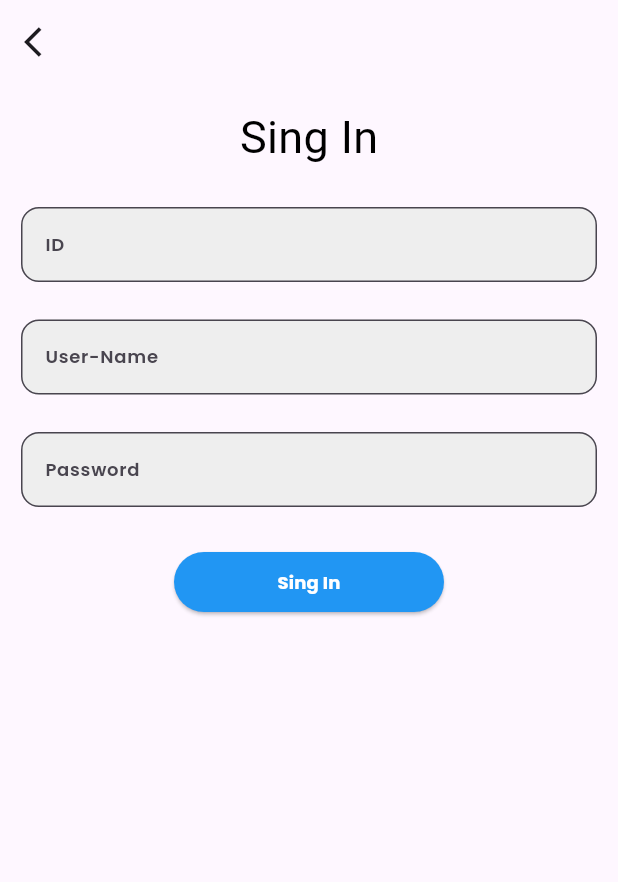
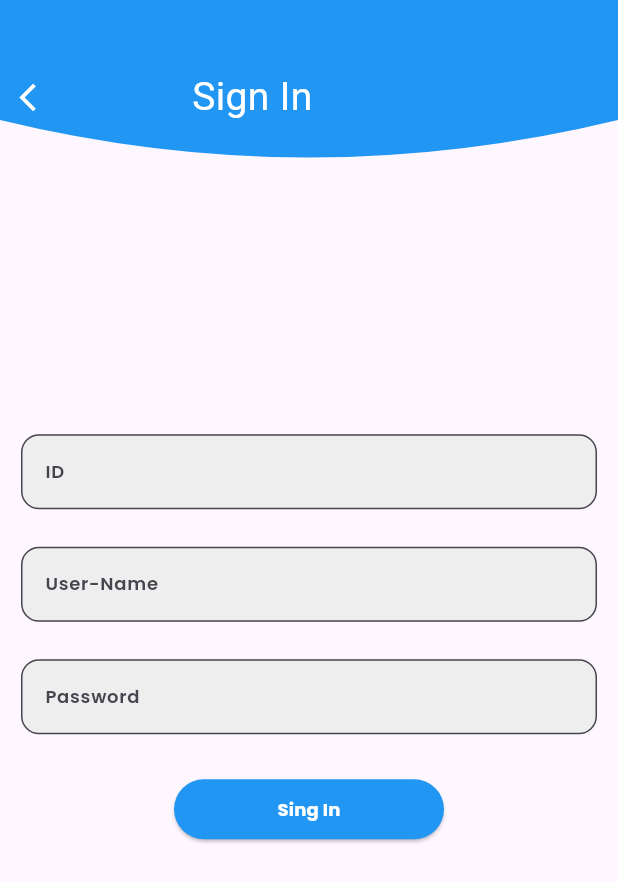
Before and after one commit to TushalKaklottar/fire_base, a Flutter app: the screen it shows after launch, after a tap on "Log In", after a tap on "Create new user", on a phone screen of 412 x 824 dp. Shown: the top 882 px of the screen. Run offline on Flutter 3.47's test engine with Material 2 defaults, Android fonts, the phone set to English and light mode, and no system bars; our stand-ins replace cloud_firestore, firebase_core, get, get_storage, google_fonts, shared_preferences; accounts and stored records are empty; Roboto replaces fonts that are missing (Andika).

Commit message:
KT || 30/10/2023

```diff
--- a/lib/view/screen/login_page.dart
+++ b/lib/view/screen/login_page.dart
@@ -20,7 +20,7 @@ class LoginPage extends StatelessWidget {
             clipper: BackgroundClipper(),
             child: Container(
               color: AppColor.blue,
-              height: 150,
+              height: 130,
               child: Column(
                 mainAxisAlignment: MainAxisAlignment.center,
                 children: [
@@ -31,7 +31,7 @@ class LoginPage extends StatelessWidget {
                         "Log In",
                         style: GoogleFonts.andika(
                           color: AppColor.white,
-                          fontSize: 28,
+                          fontSize: 26,
                         ),
                       ),
                     ],
--- a/lib/view/screen/sign_in_page.dart
+++ b/lib/view/screen/sign_in_page.dart
@@ -6,38 +6,53 @@ class Sign_In extends StatelessWidget {
   late int id;
   late String name;
   late String password;
-  List contacts = [];
+
 
    GlobalKey<FormState> formKey = GlobalKey<FormState>();
 
   @override
   Widget build(BuildContext context) {
     return Scaffold(
-      appBar: AppBar(
-        leading: IconButton(
+        body: Stack(
+        children: [
+          ClipPath(
+            clipper: BackgroundClipper(),
+            child: Container(
+              color: AppColor.blue,
+              height: 130,
+              child: Row(
+                children: [
+                IconButton(
                     onPressed: () {
                       Get.toNamed('/login');
                     },
-          icon: const Icon(Icons.arrow_back_ios),
+                    icon:  Icon(
+                        Icons.arrow_back_ios,
+                        color: AppColor.white,
+                      size: 22,
                     ),
                   ),
-      body: Padding(
-          padding: const EdgeInsets.all(14),
-        child: SingleChildScrollView(
-          child: Column(
+                  const SizedBox(width: 80),
+                  Column(
                     mainAxisAlignment: MainAxisAlignment.center,
                     children: [
-              Row(
-                mainAxisAlignment: MainAxisAlignment.center,
-                children: [
-                  Text("Sing In",
+                      Text(
+                        "Sign In",
                         style: GoogleFonts.andika(
-                        color: AppColor.black,
-                        fontSize: 30
+                          color: AppColor.white,
+                          fontSize: 26,
                         ),
                       )
                     ],
                   ),
+                ],
+              ),
+            ),
+          ),
+          Padding( padding: const EdgeInsets.all(14),
+            child: Column(
+              mainAxisAlignment: MainAxisAlignment.center,
+              children: [
                 const SizedBox(height: 25),
                 Form(
                   key: formKey,
@@ -187,6 +202,8 @@ class Sign_In extends StatelessWidget {
               ],
             ),
           ),
+        ],
+        // child:
       ),
     );
   }
```
Lines whose indentation alone changed are shown as unchanged.
